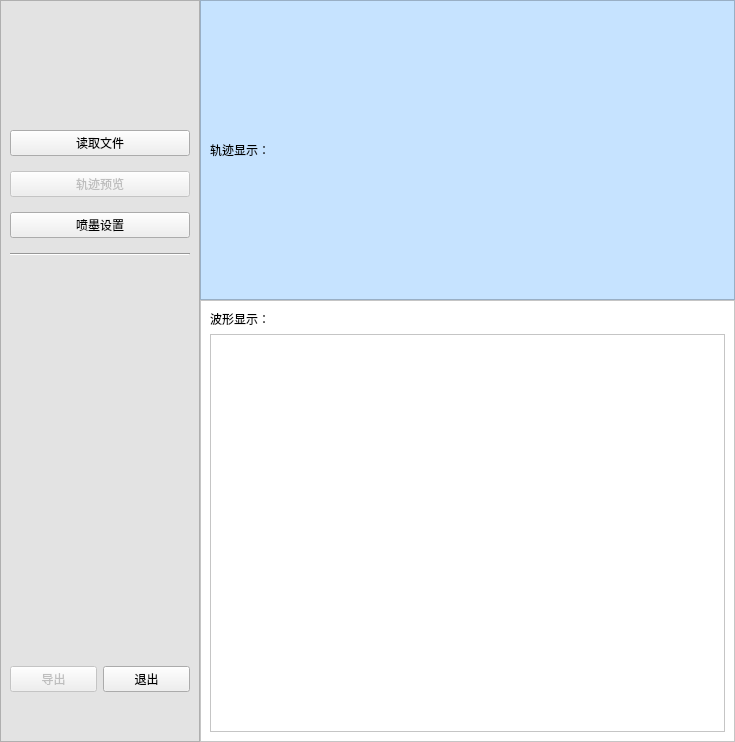
YanMing-lxb/Inkjet_Printing_System, file GUI/MainWindow.ui: the form before one commit.
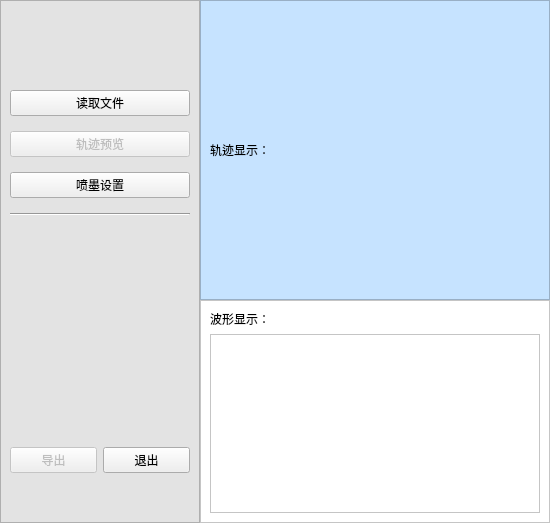
The form after the commit.

Commit message: YM：调整窗口大小

The edit to the form file:
```diff
--- a/GUI/MainWindow.ui
+++ b/GUI/MainWindow.ui
@@ -6,8 +6,8 @@
    <rect>
     <x>0</x>
     <y>0</y>
-    <width>735</width>
-    <height>742</height>
+    <width>550</width>
+    <height>523</height>
    </rect>
   </property>
   <property name="windowTitle">
@@ -236,7 +236,7 @@
          <property name="sizeHint" stdset="0">
           <size>
            <width>20</width>
-           <height>120</height>
+           <height>80</height>
           </size>
          </property>
         </spacer>
```
Left out of the diff: 2 changed lines with no effect on the pictures. The commit also changes 1 other file.
